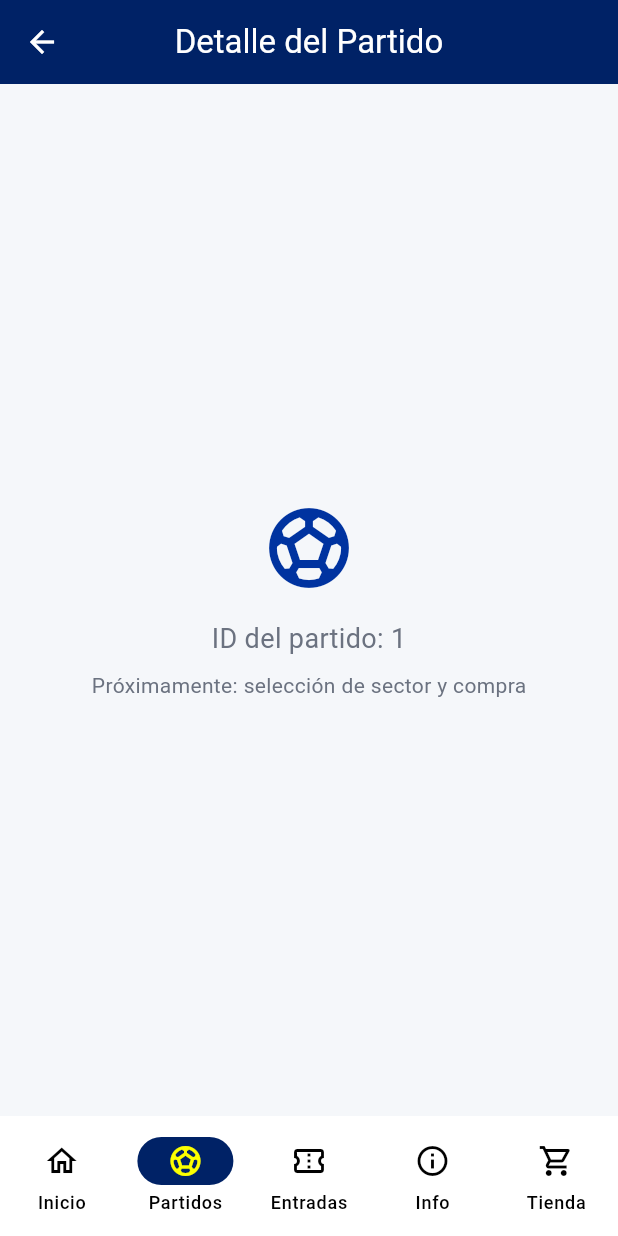
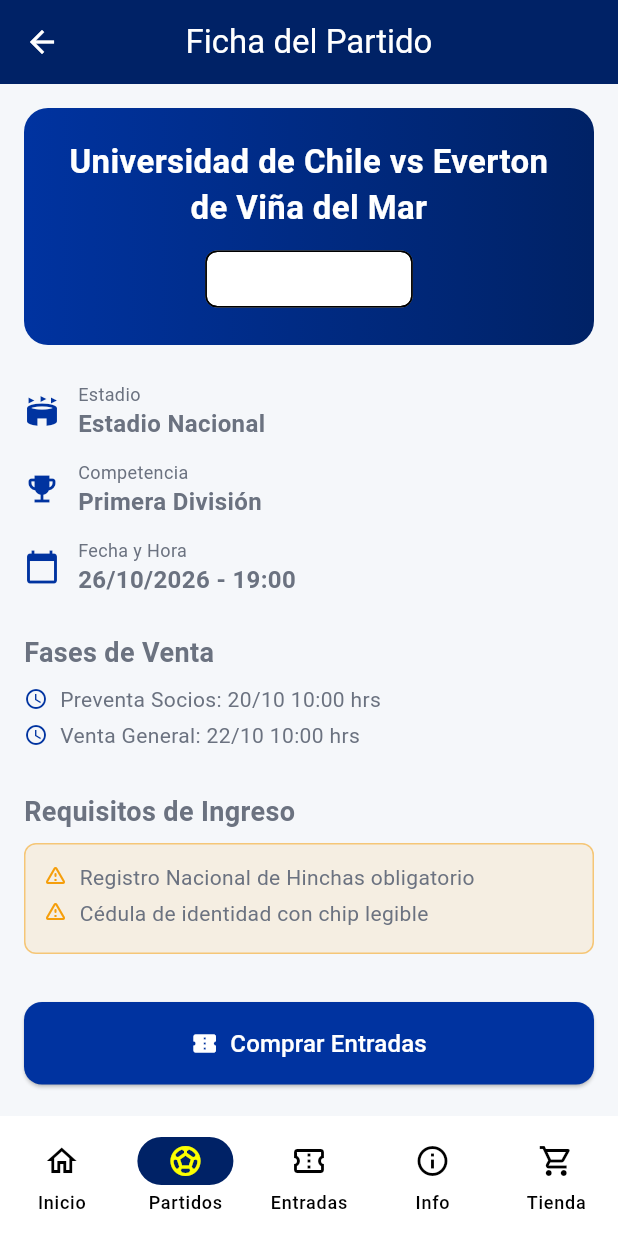
Before and after one commit to jjoseandrees/azulpass, a Flutter app: the MatchesScreen screen opened by its route, after a tap on an icon or button, on a phone screen of 412 x 824 dp. Run offline on Flutter 3.47's test engine with Material 3 defaults, Android fonts, the phone set to English and light mode, and no system bars; our stand-ins replace equatable, flutter_riverpod, get_it, go_router, injectable, riverpod_annotation; generated files the repository leaves out were written again.

Commit message:
feat: implement MatchDetail screen with enriched domain entities and navigation stack

```diff
--- a/azul_pass/lib/data/datasources/mock/match_mock_datasources.dart
+++ b/azul_pass/lib/data/datasources/mock/match_mock_datasources.dart
@@ -1,30 +1,56 @@
-/// Simula la respuesta cruda de tu API (JSON).
-/// En el futuro, esto será reemplazado por un `RemoteDataSource`
-/// que haga peticiones HTTP (con Dio o http).
 class MatchMockDataSource {
   Future<List<Map<String, dynamic>>> getUpcomingMatches() async {
-    // Simulamos un delay de red (1 segundo)
     await Future.delayed(const Duration(seconds: 1));
+    return _mockMatches;
+  }
 
-    return [
+  // Simula buscar un partido por su ID
+  Future<Map<String, dynamic>?> getMatchById(String id) async {
+    await Future.delayed(const Duration(milliseconds: 500));
+    try {
+      return _mockMatches.firstWhere((match) => match['id'] == id);
+    } catch (e) {
+      return null;
+    }
+  }
+
+  final List<Map<String, dynamic>> _mockMatches = [
     {
       "id": "1",
       "homeTeam": "Universidad de Chile",
       "awayTeam": "Everton de Viña del Mar",
-        "matchDate": "2026-10-26T20:00:00Z",
+      "matchDate": "2026-10-26T19:00:00Z",
       "stadium": "Estadio Nacional",
       "competition": "Primera División",
-        "status": "upcoming"
+      "status": "upcoming",
+      "requirements": [
+        "Registro Nacional de Hinchas obligatorio",
+        "Cédula de identidad con chip legible"
+      ],
+      "salePhases": [
+        "Preventa Socios: 20/10 10:00 hrs",
+        "Venta General: 22/10 10:00 hrs"
+      ],
+      "sectors": [
+        {"id": "s1", "name": "Galería Andes", "price": 15000, "isAvailable": true},
+        {"id": "s2", "name": "Galería Pacífico", "price": 15000, "isAvailable": true},
+        {"id": "s3", "name": "Preferencia", "price": 25000, "isAvailable": true},
+        {"id": "s4", "name": "Tribuna", "price": 35000, "isAvailable": false} // Agotado
+      ]
     },
     {
       "id": "2",
       "homeTeam": "Universidad Católica",
       "awayTeam": "Universidad de Chile",
-        "matchDate": "2026-11-01T17:15:00Z",
+      "matchDate": "2026-11-01T20:00:00Z",
       "stadium": "Claro Arena",
       "competition": "Primera División",
-        "status": "upcoming"
+      "status": "upcoming",
+      "requirements": ["Registro Nacional de Hinchas obligatorio"],
+      "salePhases": ["Venta General: 25/10 10:00 hrs"],
+      "sectors": [
+        {"id": "s5", "name": "Visita - Galería", "price": 18000, "isAvailable": true}
+      ]
     }
   ];
 }
-}
--- a/azul_pass/lib/data/models/match_model.dart
+++ b/azul_pass/lib/data/models/match_model.dart
@@ -8,6 +8,8 @@
   final String stadium;
   final String competition;
   final String status;
+  final List<String> requirements;
+  final List<String> salePhases;
 
   MatchModel({
     required this.id,
@@ -17,6 +19,8 @@
     required this.stadium,
     required this.competition,
     required this.status,
+    required this.requirements,
+    required this.salePhases,
   });
 
   /// Factory para crear el Model desde un JSON (simulando la respuesta de la API)
@@ -29,6 +33,8 @@
       stadium: json['stadium'] as String,
       competition: json['competition'] as String,
       status: json['status'] as String,
+      requirements: List<String>.from(json['requirements'] ?? []),
+      salePhases: List<String>.from(json['salePhases'] ?? []),
     );
   }
 
@@ -45,6 +51,8 @@
         (e) => e.name == status,
         orElse: () => MatchStatus.upcoming,
       ),
+      requirements: requirements,
+      salePhases: salePhases,
     );
   }
 }
--- /dev/null
+++ b/azul_pass/lib/data/models/sector_model.dart
@@ -0,0 +1,35 @@
+import '../../domain/entities/sector_entity.dart';
+
+class SectorModel {
+  final String id;
+  final String name;
+  final double price;
+  final bool isAvailable;
+
+  SectorModel({
+    required this.id,
+    required this.name,
+    required this.price,
+    this.isAvailable = true,
+  });
+
+  /// Factory para crear el Model desde un JSON (simulando la respuesta de la API)
+  factory SectorModel.fromJson(Map<String, dynamic> json) {
+    return SectorModel(
+      id: json['id'] as String,
+      name: json['name'] as String,
+      price: (json['price'] as num).toDouble(),
+      isAvailable: json['isAvailable'] as bool? ?? true,
+    );
+  }
+
+  /// Metodo clave: Traduce el Model (Data) a la Entity (Dominio)
+  SectorEntity toEntity() {
+    return SectorEntity(
+      id: id,
+      name: name,
+      price: price,
+      isAvailable: isAvailable,
+    );
+  }
+}
--- a/azul_pass/lib/data/repositories/match_repository_impl.dart
+++ b/azul_pass/lib/data/repositories/match_repository_impl.dart
@@ -19,4 +19,19 @@
     // 3. Los traducimos a Entities de Dominio y los devolvemos
     return models.map((model) => model.toEntity()).toList();
   }
+
+  @override
+  Future<MatchEntity> getMatchById(String id) async {
+    // 1. Pedimos los datos crudos (JSON) del partido por ID
+    final json = await dataSource.getMatchById(id);
+
+    // 2. Si no encontramos el partido, lanzamos una excepción
+    if (json == null) {
+      throw Exception('Match not found');
+    }
+
+    // 3. Convertimos el JSON a Model y luego a Entity de Dominio
+    final model = MatchModel.fromJson(json);
+    return model.toEntity();
+  }
 }
--- a/azul_pass/lib/domain/entities/match_entity.dart
+++ b/azul_pass/lib/domain/entities/match_entity.dart
@@ -1,4 +1,5 @@
 import 'package:equatable/equatable.dart';
+import 'sector_entity.dart';
 
 class MatchEntity extends Equatable {
   final String id;
@@ -8,6 +9,9 @@
   final String stadium;
   final String competition; // Ej: "Primera Division", "Copa Libertadores"
   final MatchStatus status;
+  final List<String> requirements; // Lista de requisitos para este partido (ej: "VIP", "General", "Menores de 18")
+  final List<String> salePhases; // Lista de fases de venta disponibles para este partido
+  final List<SectorEntity> avalaibleSectors; // Lista de sectores disponibles para este partido
 
   const MatchEntity({
     required this.id,
@@ -17,6 +21,9 @@
     required this.stadium,
     required this.competition,
     this.status = MatchStatus.upcoming,
+    this.requirements = const [],
+    this.salePhases = const [],
+    this.avalaibleSectors = const [],
   });
 
   @override
@@ -28,6 +35,9 @@
         stadium,
         competition,
         status,
+        requirements,
+        salePhases,
+        avalaibleSectors,
       ];
 }
 
--- /dev/null
+++ b/azul_pass/lib/domain/entities/sector_entity.dart
@@ -0,0 +1,18 @@
+import 'package:equatable/equatable.dart';
+
+class SectorEntity extends Equatable {
+  final String id;
+  final String name; // Ej: "Galería Andes", "Preferencia"
+  final double price; // Precio en CLP
+  final bool isAvailable;
+
+  const SectorEntity({
+    required this.id,
+    required this.name,
+    required this.price,
+    this.isAvailable = true,
+  });
+
+  @override
+  List<Object?> get props => [id, name, price, isAvailable];
+}
--- a/azul_pass/lib/domain/repositories/match_repository.dart
+++ b/azul_pass/lib/domain/repositories/match_repository.dart
@@ -2,4 +2,5 @@
 
 abstract class MatchRepository {
   Future<List<MatchEntity>> getUpcomingMatches();
+  Future<MatchEntity> getMatchById(String id);
 }
--- /dev/null
+++ b/azul_pass/lib/domain/usecases/get_match_by_id.dart
@@ -0,0 +1,14 @@
+import 'package:injectable/injectable.dart';
+import '../entities/match_entity.dart';
+import '../repositories/match_repository.dart';
+
+@injectable
+class GetMatchById {
+  final MatchRepository repository;
+
+  GetMatchById(this.repository);
+
+  Future<MatchEntity> call(String id) async {
+    return await repository.getMatchById(id);
+  }
+}
--- a/azul_pass/lib/presentation/features/matches/view/match_details_screen.dart
+++ b/azul_pass/lib/presentation/features/matches/view/match_details_screen.dart
@@ -1,39 +1,155 @@
+import 'package:azul_pass/domain/entities/match_entity.dart';
 import 'package:flutter/material.dart';
+import 'package:flutter_riverpod/flutter_riverpod.dart';
+import 'package:go_router/go_router.dart';
 import '../../../../core/theme/app_colors.dart';
+import '../viewmodel/match_detail_viewmodel.dart';
 
-class MatchDetailScreen extends StatelessWidget {
+class MatchDetailScreen extends ConsumerWidget {
   final String matchId;
-
   const MatchDetailScreen({super.key, required this.matchId});
 
   @override
-  Widget build(BuildContext context) {
+  Widget build(BuildContext context, WidgetRef ref) {
+    final matchAsync = ref.watch(matchDetailProvider(matchId));
+
     return Scaffold(
       appBar: AppBar(
-        title: const Text('Detalle del Partido'),
+        title: const Text('Ficha del Partido'),
+        leading: IconButton(
+          icon: const Icon(Icons.arrow_back),
+          onPressed: () => context.go('/partidos'), // Usamos go para volver a la lista sin apilar
         ),
-      body: Center(
+      ),
+      body: matchAsync.when(
+        loading: () => const Center(child: CircularProgressIndicator()),
+        error: (err, _) => Center(child: Text('Error: $err')),
+        data: (match) => SingleChildScrollView(
+          padding: const EdgeInsets.all(16),
           child: Column(
-          mainAxisAlignment: MainAxisAlignment.center,
+            crossAxisAlignment: CrossAxisAlignment.start,
             children: [
-            const Icon(
-              Icons.sports_soccer,
-              size: 64,
-              color: AppColors.primaryBlue,
+              // Encabezado del partido
+              _buildMatchHeader(match),
+              const SizedBox(height: 24),
+
+              // Información clave
+              _buildInfoSection('Estadio', match.stadium, Icons.stadium),
+              const SizedBox(height: 12),
+              _buildInfoSection('Competencia', match.competition, Icons.emoji_events),
+              const SizedBox(height: 12),
+              _buildInfoSection(
+                'Fecha y Hora',
+                '${match.matchDate.day}/${match.matchDate.month}/${match.matchDate.year} - ${match.matchDate.hour}:${match.matchDate.minute.toString().padLeft(2, '0')}',
+                Icons.calendar_today
               ),
-            const SizedBox(height: 16),
-            Text(
-              'ID del partido: $matchId',
-              style: const TextStyle(fontSize: 18),
+
+              const SizedBox(height: 24),
+
+              // Fases de venta
+              const Text('Fases de Venta', style: TextStyle(fontSize: 18, fontWeight: FontWeight.bold)),
+              const SizedBox(height: 8),
+              ...match.salePhases.map((phase) => Padding(
+                padding: const EdgeInsets.only(bottom: 4),
+                child: Row(
+                  children: [
+                    const Icon(Icons.schedule, size: 16, color: AppColors.primaryBlue),
+                    const SizedBox(width: 8),
+                    Expanded(child: Text(phase)),
+                  ],
                 ),
+              )),
+
+              const SizedBox(height: 24),
+
+              // Requisitos (Muy importante)
+              const Text('Requisitos de Ingreso', style: TextStyle(fontSize: 18, fontWeight: FontWeight.bold)),
               const SizedBox(height: 8),
-            const Text(
-              'Próximamente: selección de sector y compra',
-              style: TextStyle(color: AppColors.textSecondary),
+              Container(
+                padding: const EdgeInsets.all(12),
+                decoration: BoxDecoration(
+                  color: AppColors.warning.withValues(alpha: 0.1),
+                  borderRadius: BorderRadius.circular(8),
+                  border: Border.all(color: AppColors.warning.withValues(alpha: 0.5)),
+                ),
+                child: Column(
+                  crossAxisAlignment: CrossAxisAlignment.start,
+                  children: match.requirements.map((req) => Padding(
+                    padding: const EdgeInsets.only(bottom: 4),
+                    child: Row(
+                      crossAxisAlignment: CrossAxisAlignment.start,
+                      children: [
+                        const Icon(Icons.warning_amber_rounded, size: 16, color: AppColors.warning),
+                        const SizedBox(width: 8),
+                        Expanded(child: Text(req)),
+                      ],
+                    ),
+                  )).toList(),
+                ),
+              ),
+
+              const SizedBox(height: 32),
+
+              // Botón de acción
+              SizedBox(
+                width: double.infinity,
+                child: ElevatedButton.icon(
+                  onPressed: () {
+                    // Navegamos al siguiente paso del flujo
+                    context.push('/partidos/${match.id}/sector');
+                  },
+                  icon: const Icon(Icons.confirmation_number),
+                  label: const Text('Comprar Entradas', style: TextStyle(fontSize: 16)),
+                  style: ElevatedButton.styleFrom(
+                    padding: const EdgeInsets.symmetric(vertical: 16),
+                    shape: RoundedRectangleBorder(borderRadius: BorderRadius.circular(12)),
+                  ),
+                ),
               ),
             ],
           ),
         ),
+      ),
+    );
+  }
+
+  Widget _buildMatchHeader(MatchEntity match) {
+    return Container(
+      padding: const EdgeInsets.all(20),
+      decoration: BoxDecoration(
+        gradient: const LinearGradient(colors: [AppColors.primaryBlue, AppColors.secondaryBlue]),
+        borderRadius: BorderRadius.circular(16),
+      ),
+      child: Column(
+        children: [
+          Text('${match.homeTeam} vs ${match.awayTeam}',
+            textAlign: TextAlign.center,
+            style: const TextStyle(fontSize: 22, fontWeight: FontWeight.bold, color: Colors.white)
+          ),
+          const SizedBox(height: 8),
+          Chip(
+            label: Text(match.competition),
+            backgroundColor: Colors.white.withValues(alpha: 0.2),
+            labelStyle: const TextStyle(color: Colors.white),
+          )
+        ],
+      ),
+    );
+  }
+
+  Widget _buildInfoSection(String title, String value, IconData icon) {
+    return Row(
+      children: [
+        Icon(icon, color: AppColors.primaryBlue),
+        const SizedBox(width: 12),
+        Column(
+          crossAxisAlignment: CrossAxisAlignment.start,
+          children: [
+            Text(title, style: const TextStyle(fontSize: 12, color: AppColors.textSecondary)),
+            Text(value, style: const TextStyle(fontSize: 16, fontWeight: FontWeight.w600)),
+          ],
+        )
+      ],
     );
   }
 }
--- /dev/null
+++ b/azul_pass/lib/presentation/features/matches/viewmodel/match_detail_viewmodel.dart
@@ -0,0 +1,13 @@
+import 'package:riverpod_annotation/riverpod_annotation.dart';
+import '../../../../core/di/injection.dart';
+import '../../../../domain/entities/match_entity.dart';
+import '../../../../domain/usecases/get_match_by_id.dart'; // Asegúrate de crear este usecase
+
+part 'match_detail_viewmodel.g.dart';
+
+@riverpod
+Future<MatchEntity> matchDetail(Ref ref, String matchId) async {
+  final useCase = getIt<GetMatchById>();
+  final match = await useCase(matchId);
+  return match;
+}
```
Also changed, not shown: azul_pass/lib/core/di/injection.config.dart, azul_pass/lib/presentation/features/matches/viewmodel/match_detail_viewmodel.g.dart (added). Lines whose indentation alone changed are shown as unchanged.
